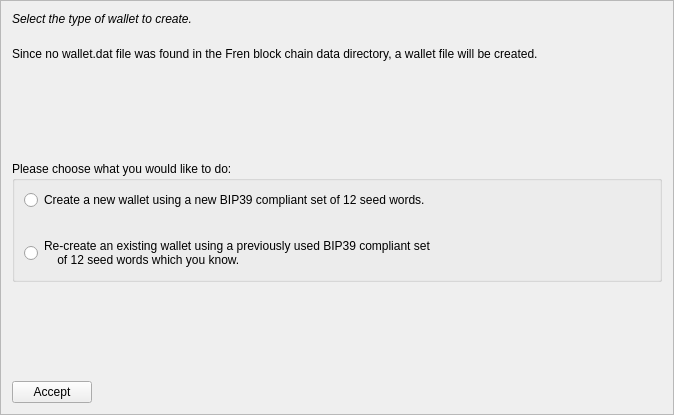
Old version of the form src/qt/forms/mnemonicdialog1.ui in the repository gramtoco/friendcoin.
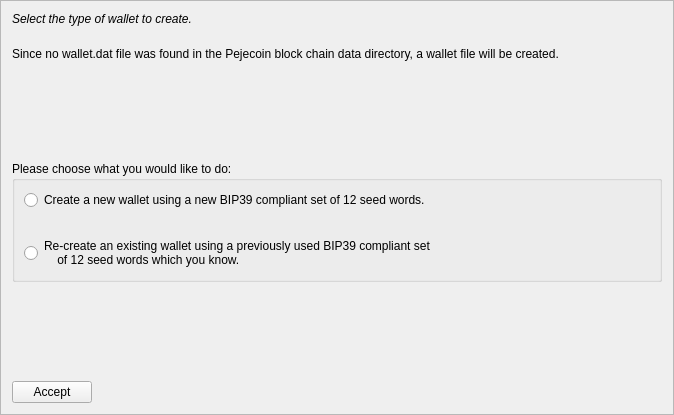
New version of the form.

What changed in the file:
```diff
--- a/src/qt/forms/mnemonicdialog1.ui
+++ b/src/qt/forms/mnemonicdialog1.ui
@@ -52,7 +52,7 @@
    <item>
     <widget class="QLabel" name="wallettypeLabel">
      <property name="text">
-      <string>Since no wallet.dat file was found in the Fren block chain data directory, a wallet file will be created.</string>
+      <string>Since no wallet.dat file was found in the Pejecoin block chain data directory, a wallet file will be created.</string>
      </property>
      <property name="wordWrap">
       <bool>true</bool>
```
